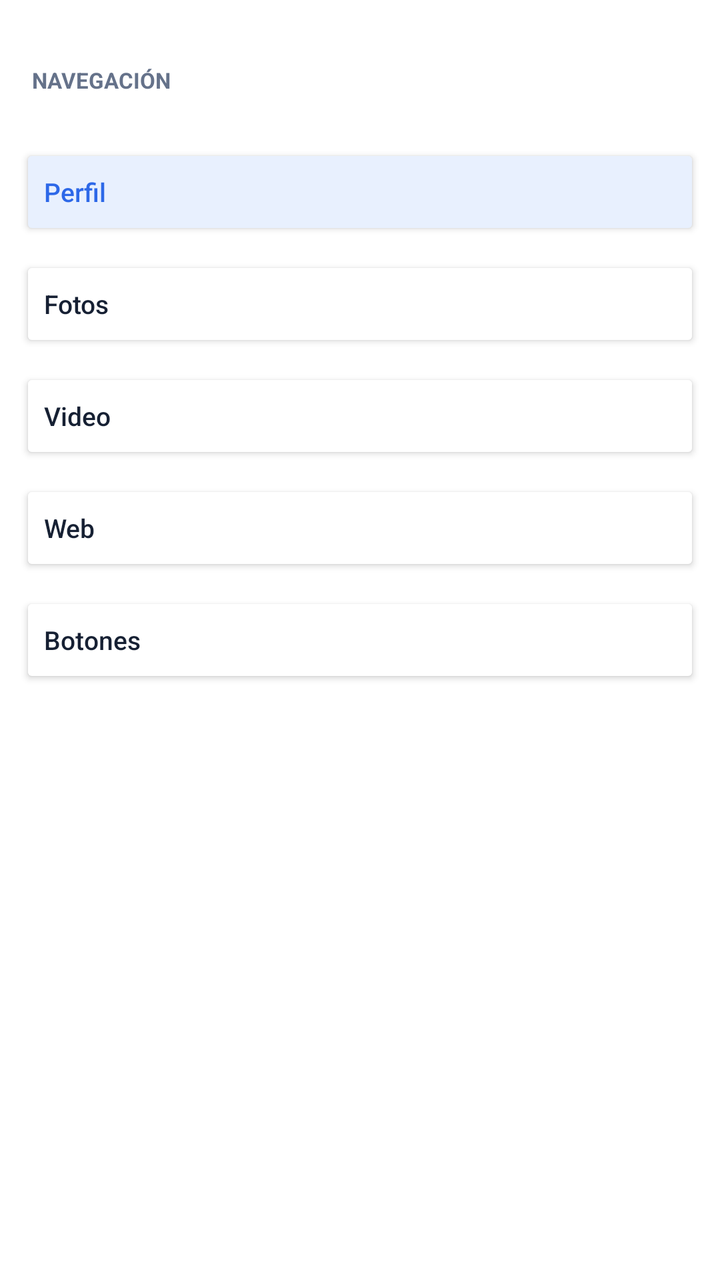
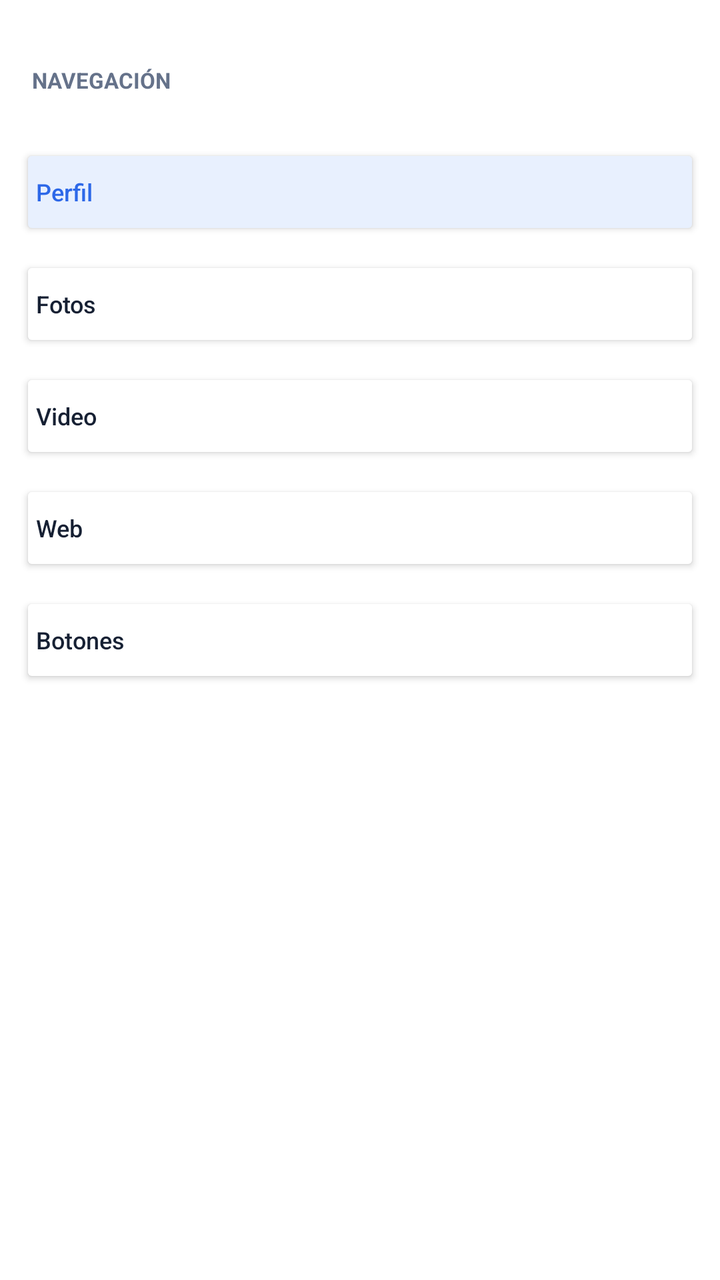

Screens rendered from an Android XML layout before and after an edit, with the pre-edit source and the edit as a unified diff.
<!-- AndroidManifest.xml: application theme Theme.TechPortfolio -->
<!-- res/layout/fragment_menu.xml -->
<?xml version="1.0" encoding="utf-8"?>
<LinearLayout
    xmlns:android="http://schemas.android.com/apk/res/android"
    android:layout_width="match_parent"
    android:layout_height="match_parent"
    android:orientation="vertical"
    android:background="@color/tp_surface"
    android:clipChildren="false"
    android:clipToPadding="false"
    android:paddingStart="10dp"
    android:paddingEnd="10dp"
    android:paddingTop="20dp">

    <LinearLayout
        android:layout_width="match_parent"
        android:layout_height="40dp"
        android:layout_marginBottom="12dp"
        android:gravity="center_vertical"
        android:orientation="horizontal">

        <TextView
            android:id="@+id/tvMenuTitle"
            android:layout_width="0dp"
            android:layout_height="wrap_content"
            android:layout_weight="1"
            android:layout_marginStart="6dp"
            android:text="NAVEGACIÓN"
            android:textColor="@color/tp_text_secondary"
            android:textSize="11sp"
            android:textStyle="bold" />

    </LinearLayout>

    <FrameLayout
        android:layout_width="match_parent"
        android:layout_height="48dp"
        android:layout_marginBottom="8dp">

        <Button
            android:id="@+id/btnPerfil"
            android:layout_width="match_parent"
            android:layout_height="match_parent"
            android:backgroundTint="@color/tp_blue_light"
            android:gravity="center_vertical"
            android:paddingStart="12dp"
            android:contentDescription="Perfil"
            android:text="Perfil"
            android:textAllCaps="false"
            android:textColor="@color/tp_blue"
            android:textSize="13sp" />

        <ImageView
            android:id="@+id/iconPerfil"
            android:layout_width="24dp"
            android:layout_height="24dp"
            android:layout_gravity="center"
            android:importantForAccessibility="no"
            android:src="@android:drawable/ic_menu_myplaces"
            android:visibility="gone" />

    </FrameLayout>

    <FrameLayout
        android:layout_width="match_parent"
        android:layout_height="48dp"
        android:layout_marginBottom="8dp">

        <Button
            android:id="@+id/btnFotos"
            android:layout_width="match_parent"
            android:layout_height="match_parent"
            android:backgroundTint="@color/white"
            android:gravity="center_vertical"
            android:paddingStart="12dp"
            android:contentDescription="Fotos"
            android:text="Fotos"
            android:textAllCaps="false"
            android:textColor="@color/tp_text_primary"
            android:textSize="13sp" />

        <ImageView
            android:id="@+id/iconFotos"
            android:layout_width="24dp"
            android:layout_height="24dp"
            android:layout_gravity="center"
            android:importantForAccessibility="no"
            android:src="@android:drawable/ic_menu_gallery"
            android:visibility="gone" />

    </FrameLayout>

    <FrameLayout
        android:layout_width="match_parent"
        android:layout_height="48dp"
        android:layout_marginBottom="8dp">

        <Button
            android:id="@+id/btnVideo"
            android:layout_width="match_parent"
            android:layout_height="match_parent"
            android:backgroundTint="@color/white"
            android:gravity="center_vertical"
            android:paddingStart="12dp"
            android:contentDescription="Video"
            android:text="Video"
            android:textAllCaps="false"
            android:textColor="@color/tp_text_primary"
            android:textSize="13sp" />

        <ImageView
            android:id="@+id/iconVideo"
            android:layout_width="24dp"
            android:layout_height="24dp"
            android:layout_gravity="center"
            android:importantForAccessibility="no"
            android:src="@android:drawable/ic_media_play"
            android:visibility="gone" />

    </FrameLayout>

    <FrameLayout
        android:layout_width="match_parent"
        android:layout_height="48dp"
        android:layout_marginBottom="8dp">

        <Button
            android:id="@+id/btnWeb"
            android:layout_width="match_parent"
            android:layout_height="match_parent"
            android:backgroundTint="@color/white"
            android:gravity="center_vertical"
            android:paddingStart="12dp"
            android:contentDescription="Web"
            android:text="Web"
            android:textAllCaps="false"
            android:textColor="@color/tp_text_primary"
            android:textSize="13sp" />

        <ImageView
            android:id="@+id/iconWeb"
            android:layout_width="24dp"
            android:layout_height="24dp"
            android:layout_gravity="center"
            android:importantForAccessibility="no"
            android:src="@android:drawable/ic_menu_view"
            android:visibility="gone" />

    </FrameLayout>

    <FrameLayout
        android:layout_width="match_parent"
        android:layout_height="48dp"
        android:layout_marginBottom="0dp">

        <Button
            android:id="@+id/btnBotones"
            android:layout_width="match_parent"
            android:layout_height="match_parent"
            android:backgroundTint="@color/white"
            android:gravity="center_vertical"
            android:paddingStart="12dp"
            android:contentDescription="Botones"
            android:text="Botones"
            android:textAllCaps="false"
            android:textColor="@color/tp_text_primary"
            android:textSize="13sp" />

        <ImageView
            android:id="@+id/iconBotones"
            android:layout_width="24dp"
            android:layout_height="24dp"
            android:layout_gravity="center"
            android:importantForAccessibility="no"
            android:src="@android:drawable/ic_menu_manage"
            android:visibility="gone" />

    </FrameLayout>

</LinearLayout>
<!-- resources referenced by this layout -->
<resources>
  <color name="tp_blue">#2D68E8</color>
  <color name="tp_blue_light">#E8F0FE</color>
  <color name="tp_surface">#FFFFFF</color>
  <color name="tp_text_primary">#162033</color>
  <color name="tp_text_secondary">#65728A</color>
  <color name="white">#FFFFFF</color>
  <style name="Theme.TechPortfolio" parent="Base.Theme.TechPortfolio" />
  <style name="Base.Theme.TechPortfolio" parent="Theme.Material3.DayNight.NoActionBar">
          
          
      </style>
</resources>

<!-- the commit's change to res/layout/fragment_menu.xml (unified diff, before → after) -->
@@ -42,12 +42,13 @@
             android:layout_height="match_parent"
             android:backgroundTint="@color/tp_blue_light"
             android:gravity="center_vertical"
-            android:paddingStart="12dp"
+            android:paddingStart="8dp"
             android:contentDescription="Perfil"
             android:text="Perfil"
             android:textAllCaps="false"
             android:textColor="@color/tp_blue"
-            android:textSize="13sp" />
+            android:textSize="12sp"
+            android:singleLine="true" />
 
         <ImageView
             android:id="@+id/iconPerfil"
@@ -71,12 +72,13 @@
             android:layout_height="match_parent"
             android:backgroundTint="@color/white"
             android:gravity="center_vertical"
-            android:paddingStart="12dp"
+            android:paddingStart="8dp"
             android:contentDescription="Fotos"
             android:text="Fotos"
             android:textAllCaps="false"
             android:textColor="@color/tp_text_primary"
-            android:textSize="13sp" />
+            android:textSize="12sp"
+            android:singleLine="true" />
 
         <ImageView
             android:id="@+id/iconFotos"
@@ -100,12 +102,13 @@
             android:layout_height="match_parent"
             android:backgroundTint="@color/white"
             android:gravity="center_vertical"
-            android:paddingStart="12dp"
+            android:paddingStart="8dp"
             android:contentDescription="Video"
             android:text="Video"
             android:textAllCaps="false"
             android:textColor="@color/tp_text_primary"
-            android:textSize="13sp" />
+            android:textSize="12sp"
+            android:singleLine="true" />
 
         <ImageView
             android:id="@+id/iconVideo"
@@ -129,12 +132,13 @@
             android:layout_height="match_parent"
             android:backgroundTint="@color/white"
             android:gravity="center_vertical"
-            android:paddingStart="12dp"
+            android:paddingStart="8dp"
             android:contentDescription="Web"
             android:text="Web"
             android:textAllCaps="false"
             android:textColor="@color/tp_text_primary"
-            android:textSize="13sp" />
+            android:textSize="12sp"
+            android:singleLine="true" />
 
         <ImageView
             android:id="@+id/iconWeb"
@@ -158,12 +162,13 @@
             android:layout_height="match_parent"
             android:backgroundTint="@color/white"
             android:gravity="center_vertical"
-            android:paddingStart="12dp"
+            android:paddingStart="8dp"
             android:contentDescription="Botones"
             android:text="Botones"
             android:textAllCaps="false"
             android:textColor="@color/tp_text_primary"
-            android:textSize="13sp" />
+            android:textSize="12sp"
+            android:singleLine="true" />
 
         <ImageView
             android:id="@+id/iconBotones"
@@ -171,7 +176,7 @@
             android:layout_height="24dp"
             android:layout_gravity="center"
             android:importantForAccessibility="no"
-            android:src="@android:drawable/ic_menu_manage"
+            android:src="@android:drawable/ic_menu_sort_by_size"
             android:visibility="gone" />
 
     </FrameLayout>
